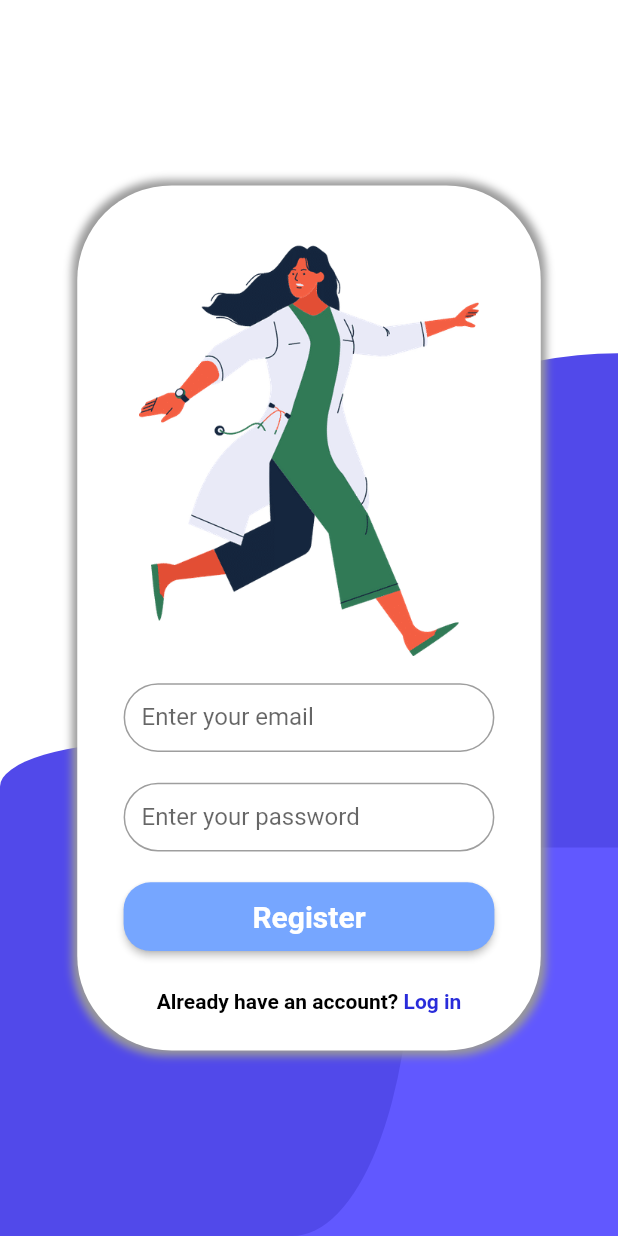
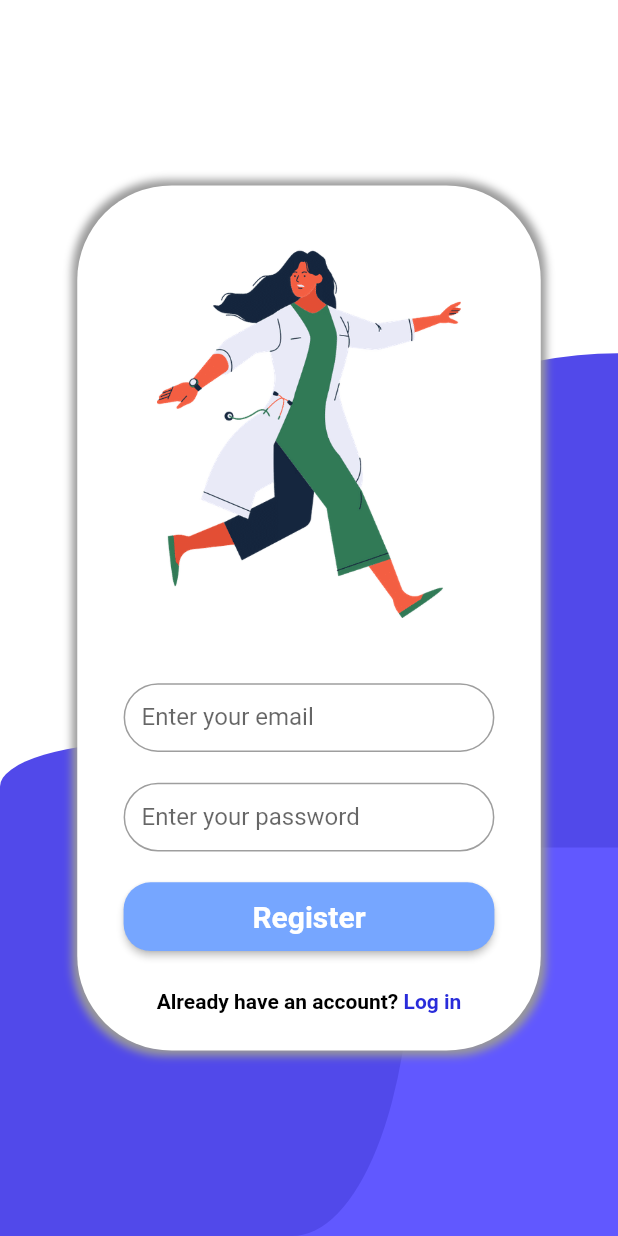
Before and after one commit to srangan24/Coronavirus-Application, a Flutter app: the Register screen opened directly, on a phone screen of 412 x 824 dp. Run offline on Flutter 3.47's test engine with Material 2 defaults, Android fonts, the phone set to English and light mode, and no system bars; missing offline and left inert: custom_switch_button.

Commit message:
fixing image height for different emulators

```diff
--- a/ProjectsFlutter/hello_world/lib/login.dart
+++ b/ProjectsFlutter/hello_world/lib/login.dart
@@ -66,7 +66,7 @@ class _Login extends State<Login> {
                             alignment: Alignment(0, -0.75),
                             child: Image.asset(
                               "assets/doctor3.png",
-                              width: MediaQuery.of(context).size.width * .4,
+                              height: MediaQuery.of(context).size.height * .3,
                             )),
                         Align(
                             alignment: Alignment(0, 0.25),
--- a/ProjectsFlutter/hello_world/lib/main.dart
+++ b/ProjectsFlutter/hello_world/lib/main.dart
@@ -1,9 +1,9 @@
 import 'package:flutter/material.dart';
-//import 'nocorona.dart';
+import 'nocorona.dart';
 //import 'positive.dart';
 //import 'maybe.dart';
 //import 'register.dart';
-import 'login.dart';
+//import 'login.dart';
 
 void main() => runApp(MyApp());
 bool isChecked = false;
@@ -17,7 +17,7 @@ class MyApp extends StatelessWidget {
         primarySwatch: Colors.blue,
       ),
       debugShowCheckedModeBanner: false,
-      home: Login(),
+      home: NoCorona(),
     );
   }
 }
--- a/ProjectsFlutter/hello_world/lib/register.dart
+++ b/ProjectsFlutter/hello_world/lib/register.dart
@@ -66,7 +66,7 @@ class _Register extends State<Register> {
                             alignment: Alignment(0, -0.75),
                             child: Image.asset(
                               "assets/doctor.png",
-                              width: MediaQuery.of(context).size.width * .55,
+                              height: MediaQuery.of(context).size.height * .3,
                             )),
                         Align(
                             alignment: Alignment(0, 0.25),
```
